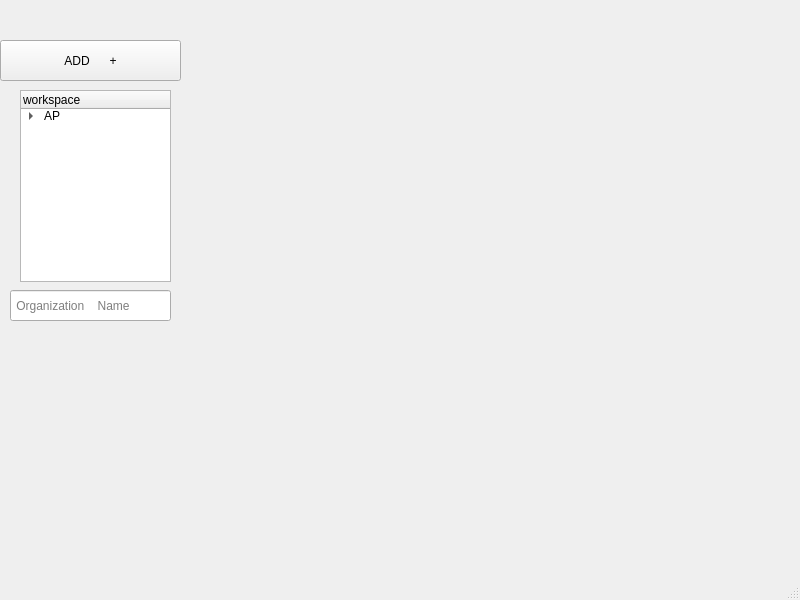
First picture: the form in ToDoPist_project/mainwindow.ui, repository SAliAkhiM/AP_Project_ToDoPist, before the edit.
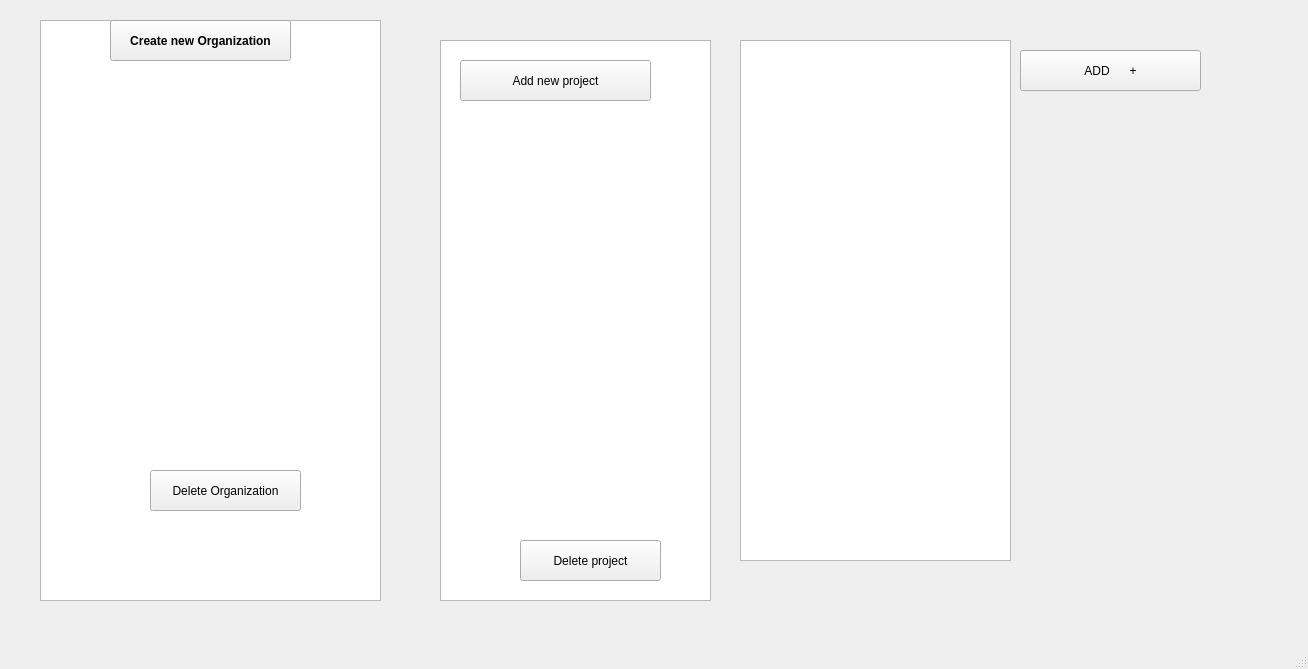
Second picture: the form after the edit. Icons and pictures are not drawn.

Commit message: MainWidow_ListWidget+100Error

```diff
--- a/ToDoPist_project/mainwindow.ui
+++ b/ToDoPist_project/mainwindow.ui
@@ -6,8 +6,8 @@
    <rect>
     <x>0</x>
     <y>0</y>
-    <width>800</width>
-    <height>600</height>
+    <width>1308</width>
+    <height>669</height>
    </rect>
   </property>
   <property name="windowTitle">
@@ -17,8 +17,8 @@
    <widget class="QPushButton" name="pushButton">
     <property name="geometry">
      <rect>
-      <x>0</x>
-      <y>40</y>
+      <x>1020</x>
+      <y>50</y>
       <width>181</width>
       <height>41</height>
      </rect>
@@ -31,48 +31,116 @@
      <string>ADD      +</string>
     </property>
    </widget>
-   <widget class="QLineEdit" name="lineEdit">
+   <widget class="QListWidget" name="ListWidget_Organization">
     <property name="geometry">
      <rect>
-      <x>10</x>
-      <y>290</y>
-      <width>161</width>
-      <height>31</height>
+      <x>40</x>
+      <y>20</y>
+      <width>341</width>
+      <height>581</height>
      </rect>
     </property>
-    <property name="placeholderText">
-     <string> Organization    Name</string>
+   </widget>
+   <widget class="QListWidget" name="listWidget_project">
+    <property name="geometry">
+     <rect>
+      <x>440</x>
+      <y>40</y>
+      <width>271</width>
+      <height>561</height>
+     </rect>
     </property>
    </widget>
-   <widget class="QTreeWidget" name="treeWidget">
+   <widget class="QListWidget" name="listWidget_task">
     <property name="geometry">
      <rect>
-      <x>20</x>
-      <y>90</y>
+      <x>740</x>
+      <y>40</y>
+      <width>271</width>
+      <height>521</height>
+     </rect>
+    </property>
+   </widget>
+   <widget class="QPushButton" name="newList">
+    <property name="geometry">
+     <rect>
+      <x>110</x>
+      <y>20</y>
+      <width>181</width>
+      <height>41</height>
+     </rect>
+    </property>
+    <property name="font">
+     <font>
+      <italic>false</italic>
+      <bold>true</bold>
+      <underline>false</underline>
+     </font>
+    </property>
+    <property name="cursor">
+     <cursorShape>PointingHandCursor</cursorShape>
+    </property>
+    <property name="text">
+     <string>Create new Organization</string>
+    </property>
+   </widget>
+   <widget class="QPushButton" name="newAct">
+    <property name="geometry">
+     <rect>
+      <x>460</x>
+      <y>60</y>
+      <width>191</width>
+      <height>41</height>
+     </rect>
+    </property>
+    <property name="cursor">
+     <cursorShape>PointingHandCursor</cursorShape>
+    </property>
+    <property name="text">
+     <string>Add new project</string>
+    </property>
+   </widget>
+   <widget class="QPushButton" name="deleteList">
+    <property name="geometry">
+     <rect>
+      <x>150</x>
+      <y>470</y>
       <width>151</width>
-      <height>192</height>
+      <height>41</height>
      </rect>
     </property>
-    <column>
-     <property name="text">
-      <string notr="true">workspace</string>
-     </property>
-    </column>
-    <item>
-     <property name="text">
-      <string>AP</string>
-     </property>
-     <item>
-      <property name="text">
-       <string>board</string>
-      </property>
-     </item>
-     <item>
-      <property name="text">
-       <string>team</string>
-      </property>
-     </item>
-    </item>
+    <property name="font">
+     <font>
+      <bold>false</bold>
+     </font>
+    </property>
+    <property name="cursor">
+     <cursorShape>PointingHandCursor</cursorShape>
+    </property>
+    <property name="text">
+     <string>Delete Organization</string>
+    </property>
+   </widget>
+   <widget class="QPushButton" name="deleteActivity">
+    <property name="geometry">
+     <rect>
+      <x>520</x>
+      <y>540</y>
+      <width>141</width>
+      <height>41</height>
+     </rect>
+    </property>
+    <property name="font">
+     <font>
+      <bold>false</bold>
+     </font>
+    </property>
+    <property name="cursor">
+     <cursorShape>PointingHandCursor</cursorShape>
+    </property>
+    <property name="text">
+     <string>Delete project</string>
+    </property>
    </widget>
   </widget>
   <widget class="QMenuBar" name="menubar">
```
Left out of the diff: 4 changed lines with no effect on the pictures. The commit also changes 23 other files.
